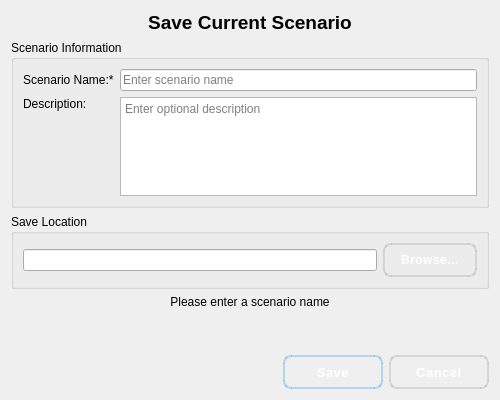
Before: the Qt Designer form csavescenariodialog.ui in shridharbhandiwad/Zoppler_MissionPlannerQt, drawn with Qt 5.
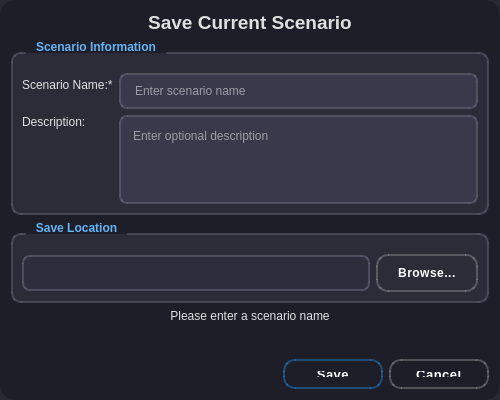
After: the same form once the commit is applied.

Commit message:
Refactor: Improve dialog and menu styling
Update UI elements with a modern, consistent aesthetic.

The edit to the form file:
```diff
--- a/csavescenariodialog.ui
+++ b/csavescenariodialog.ui
@@ -13,6 +13,57 @@
   <property name="windowTitle">
    <string>Save Scenario</string>
   </property>
+  <property name="styleSheet">
+   <string notr="true">QDialog {
+    background-color: rgba(30, 30, 40, 0.95);
+    border-radius: 15px;
+}
+QGroupBox {
+    background-color: rgba(50, 50, 65, 0.7);
+    border: 2px solid rgba(100, 100, 120, 0.5);
+    border-radius: 10px;
+    margin-top: 12px;
+    padding-top: 10px;
+    font-weight: bold;
+    color: #E0E0E0;
+}
+QGroupBox::title {
+    subcontrol-origin: margin;
+    subcontrol-position: top left;
+    left: 15px;
+    padding: 0 8px;
+    color: #64B5F6;
+}
+QLabel {
+    color: #E0E0E0;
+}
+QLineEdit {
+    background-color: rgba(60, 60, 80, 0.8);
+    border: 2px solid rgba(100, 100, 120, 0.6);
+    border-radius: 8px;
+    padding: 8px 12px;
+    color: white;
+    selection-background-color: rgba(33, 150, 243, 0.7);
+}
+QLineEdit:focus {
+    border: 2px solid rgba(33, 150, 243, 0.8);
+}
+QLineEdit:read-only {
+    background-color: rgba(45, 45, 60, 0.6);
+    color: #B0B0B0;
+}
+QTextEdit {
+    background-color: rgba(60, 60, 80, 0.8);
+    border: 2px solid rgba(100, 100, 120, 0.6);
+    border-radius: 8px;
+    padding: 8px;
+    color: white;
+    selection-background-color: rgba(33, 150, 243, 0.7);
+}
+QTextEdit:focus {
+    border: 2px solid rgba(33, 150, 243, 0.8);
+}</string>
+  </property>
   <layout class="QVBoxLayout" name="verticalLayout">
    <item>
     <widget class="QLabel" name="label_Title">
@@ -96,13 +147,13 @@
           <property name="styleSheet">
            <string notr="true">QPushButton {
     background: qlineargradient(x1:0, y1:0, x2:0, y2:1,
-                                stop:0 #9E9E9E,
-                                stop:0.5 #8D8D8D,
-                                stop:1 #757575);
-    border: 2px solid rgba(158, 158, 158, 0.3);
+                                stop:0 rgba(158, 158, 158, 0.75),
+                                stop:0.5 rgba(141, 141, 141, 0.75),
+                                stop:1 rgba(117, 117, 117, 0.75));
+    border: 2px solid rgba(158, 158, 158, 0.4);
     color: white;
-    padding: 8px 16px;
-    border-radius: 8px;
+    padding: 10px 20px;
+    border-radius: 12px;
     font-weight: 600;
     letter-spacing: 0.5px;
 }
@@ -186,13 +237,13 @@
        <property name="styleSheet">
         <string notr="true">QPushButton {
     background: qlineargradient(x1:0, y1:0, x2:0, y2:1,
-                                stop:0 #2196F3,
-                                stop:0.5 #1E88E5,
-                                stop:1 #1976D2);
-    border: 2px solid rgba(33, 150, 243, 0.3);
+                                stop:0 rgba(33, 150, 243, 0.8),
+                                stop:0.5 rgba(30, 136, 229, 0.8),
+                                stop:1 rgba(25, 118, 210, 0.8));
+    border: 2px solid rgba(33, 150, 243, 0.4);
     color: white;
-    padding: 8px 16px;
-    border-radius: 8px;
+    padding: 10px 24px;
+    border-radius: 12px;
     font-weight: 600;
     letter-spacing: 0.5px;
 }
@@ -212,10 +263,10 @@
 }
 QPushButton:disabled {
     background: qlineargradient(x1:0, y1:0, x2:0, y2:1,
-                                stop:0 #BDBDBD,
-                                stop:1 #9E9E9E);
+                                stop:0 rgba(189, 189, 189, 0.6),
+                                stop:1 rgba(158, 158, 158, 0.6));
     border: 2px solid rgba(189, 189, 189, 0.3);
-    color: rgba(255, 255, 255, 0.5);
+    color: rgba(255, 255, 255, 0.4);
 }</string>
        </property>
        <property name="text">
@@ -240,13 +291,13 @@
        <property name="styleSheet">
         <string notr="true">QPushButton {
     background: qlineargradient(x1:0, y1:0, x2:0, y2:1,
-                                stop:0 #9E9E9E,
-                                stop:0.5 #8D8D8D,
-                                stop:1 #757575);
-    border: 2px solid rgba(158, 158, 158, 0.3);
+                                stop:0 rgba(158, 158, 158, 0.75),
+                                stop:0.5 rgba(141, 141, 141, 0.75),
+                                stop:1 rgba(117, 117, 117, 0.75));
+    border: 2px solid rgba(158, 158, 158, 0.4);
     color: white;
-    padding: 8px 16px;
-    border-radius: 8px;
+    padding: 10px 24px;
+    border-radius: 12px;
     font-weight: 600;
     letter-spacing: 0.5px;
 }
```
Left out of the diff: 44 changed lines with no effect on the pictures. The commit also changes 2 other files.
